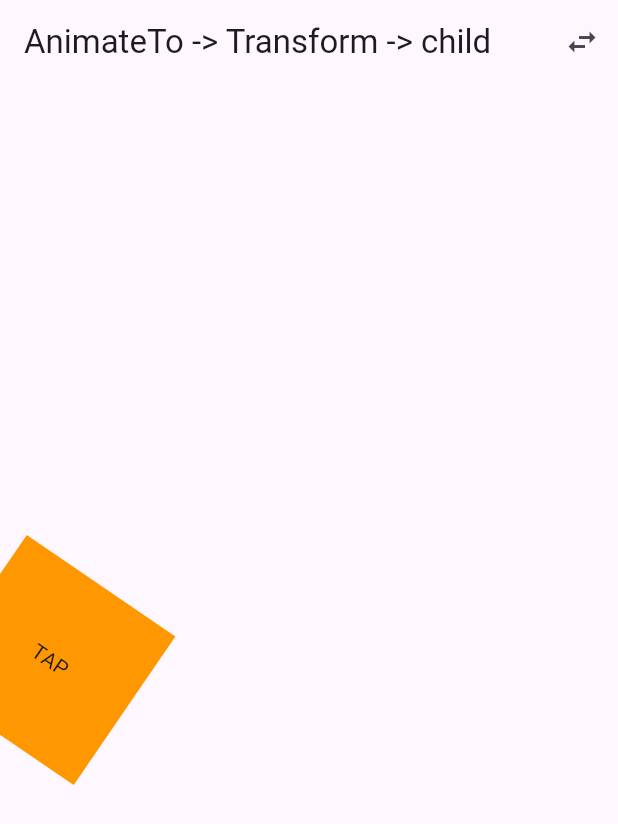
After one commit to chooyan-eng/animated_to, a Flutter app: the Demo screen opened directly, after a tap on the "swap horiz" icon, on a phone screen of 412 x 824 dp. The commit adds this screen. Shown: the top 824 px of the screen. Run offline on Flutter 3.47's test engine with Material 3 defaults, Android fonts, the phone set to English and light mode, and no system bars; missing offline and left inert: motor.

Commit message:
feat: check for hit ignoring ancestors

```diff
--- /dev/null
+++ b/example/lib/playground.dart
@@ -0,0 +1,194 @@
+import 'package:flutter/material.dart';
+import 'package:animated_to/animated_to.dart';
+
+void main() => runApp(const MaterialApp(home: Demo()));
+
+class Demo extends StatefulWidget {
+  const Demo({super.key});
+  @override
+  State<Demo> createState() => _DemoState();
+}
+
+class RoundClip extends CustomClipper<Rect> {
+  @override
+  Rect getClip(Size size) {
+    // Clip to only show the left 60px (half the width)
+    return Rect.fromLTWH(0, 0, 60, size.height);
+  }
+
+  @override
+  bool shouldReclip(RoundClip oldClipper) => false;
+}
+
+class _DemoState extends State<Demo> {
+  int idx = 0;
+
+  static const labels = [
+    'Boundary -> AnimateTo -> Transform -> child',
+    'AnimateTo -> Transform -> child',
+    'Boundary -> Transform -> AnimateTo -> child',
+    'Transform -> Boundary -> AnimateTo -> child',
+    'Boundary -> IgnorePointer(ignoring) -> AnimatedTo -> child',
+    'Boundary -> AbsorbPointer(absorbing) -> AnimatedTo -> child',
+    'Boundary -> ClipRect -> AnimatedTo -> child',
+    'Flutter: TweenAnimationBuilder -> Transform -> child',
+  ];
+
+  @override
+  Widget build(BuildContext context) {
+    final child = GestureDetector(
+      onTap: () => debugPrint('TAP!'),
+      child: Container(
+        width: 120,
+        height: 120,
+        color: Colors.orange,
+        alignment: Alignment.center,
+        child: const Text('TAP'),
+      ),
+    );
+
+    Widget makeCase(int i) {
+      switch (i) {
+        case 0:
+          return AnimatedToBoundary(
+            hitTestOverflow: true,
+            child: AnimatedTo.curve(
+              hitTestOverflow: true,
+              globalKey: GlobalKey(),
+              curve: Curves.linear,
+              duration: const Duration(seconds: 8),
+              slidingFrom: const Offset(-200, 0),
+              child: Transform.rotate(
+                transformHitTests: true,
+                angle: 0.6,
+                child: child,
+              ),
+            ),
+          );
+        case 1:
+          return AnimatedTo.curve(
+            hitTestOverflow: true,
+            globalKey: GlobalKey(),
+            curve: Curves.linear,
+            duration: const Duration(seconds: 8),
+            slidingFrom: const Offset(-200, 0),
+            child: Transform.rotate(
+                transformHitTests: true, angle: 0.6, child: child),
+          );
+        case 2:
+          return AnimatedToBoundary(
+            hitTestOverflow: true,
+            child: Transform.rotate(
+              transformHitTests: true,
+              angle: 0.6,
+              child: AnimatedTo.curve(
+                hitTestOverflow: true,
+                globalKey: GlobalKey(),
+                curve: Curves.linear,
+                duration: const Duration(seconds: 8),
+                slidingFrom: const Offset(-200, 0),
+                child: child,
+              ),
+            ),
+          );
+        case 3:
+          return Transform.rotate(
+            transformHitTests: true,
+            angle: 0.6,
+            child: AnimatedToBoundary(
+              hitTestOverflow: true,
+              child: AnimatedTo.curve(
+                hitTestOverflow: true,
+                globalKey: GlobalKey(),
+                curve: Curves.linear,
+                duration: const Duration(seconds: 8),
+                slidingFrom: const Offset(-200, 0),
+                child: child,
+              ),
+            ),
+          );
+
+        case 4:
+          return AnimatedToBoundary(
+            hitTestOverflow: true,
+            child: IgnorePointer(
+              ignoring: true,
+              child: AnimatedTo.curve(
+                hitTestOverflow: true,
+                globalKey: GlobalKey(),
+                curve: Curves.linear,
+                duration: const Duration(seconds: 8),
+                slidingFrom: const Offset(-200, 0),
+                child: child,
+              ),
+            ),
+          );
+        case 5:
+          return AnimatedToBoundary(
+            hitTestOverflow: true,
+            child: AbsorbPointer(
+              absorbing: true,
+              child: AnimatedTo.curve(
+                hitTestOverflow: true,
+                globalKey: GlobalKey(),
+                curve: Curves.linear,
+                duration: const Duration(seconds: 8),
+                slidingFrom: const Offset(-200, 0),
+                child: child,
+              ),
+            ),
+          );
+        case 6:
+          return AnimatedToBoundary(
+            hitTestOverflow: true,
+            child: Center(
+              child: SizedBox(
+                width: 120,
+                height: 120,
+                child: AnimatedTo.curve(
+                  hitTestOverflow: true,
+                  globalKey: GlobalKey(),
+                  curve: Curves.linear,
+                  duration: const Duration(seconds: 8),
+                  slidingFrom: const Offset(-200, 0),
+                  child: ClipRect(
+                    clipper: RoundClip(),
+                    child: child,
+                  ),
+                ),
+              ),
+            ),
+          );
+        case 7:
+        default:
+          return TweenAnimationBuilder<Offset>(
+            tween:
+                Tween<Offset>(begin: const Offset(-200, 0), end: Offset.zero),
+            duration: const Duration(seconds: 8),
+            curve: Curves.linear,
+            child: child,
+            builder: (context, value, builtChild) {
+              return Transform.translate(
+                transformHitTests: true,
+                offset: value,
+                child: Transform.rotate(angle: 0.6, child: builtChild),
+              );
+            },
+          );
+      }
+    }
+
+    return Scaffold(
+      appBar: AppBar(
+        title: Text(labels[idx]),
+        actions: [
+          IconButton(
+            onPressed: () => setState(() => idx = (idx + 1) % labels.length),
+            icon: const Icon(Icons.swap_horiz),
+          ),
+        ],
+      ),
+      body: Center(child: makeCase(idx)),
+    );
+  }
+}
--- a/lib/src/animated_to_boundary.dart
+++ b/lib/src/animated_to_boundary.dart
@@ -136,6 +136,11 @@ class RenderAnimatedToBoundary extends RenderProxyBox {
   /// TODO(chooyan-eng): consider z-order, but how?
   @override
   bool hitTest(BoxHitTestResult result, {required Offset position}) {
+    // During animation we cannot use normal hit testing because the pointer
+    // must be evaluated at the animated (visual) position, not the layout
+    // position. We therefore short-circuit to animating widgets and perform
+    // a manual ancestor gate (pointer blockers / bounds / clips).
+    final globalPosition = localToGlobal(position);
     _animatingWidgets.removeWhere(
       (renderObject) =>
           !renderObject.attached ||
@@ -144,6 +149,11 @@ class RenderAnimatedToBoundary extends RenderProxyBox {
     );
 
     bool hitTestWidget(RenderAnimatedTo animatingWidget) {
+      // Recreate the ancestor "should this hit reach me?" gate since we are
+      // bypassing the normal top-down hit test traversal.
+      if (!_ancestorsAllowHit(animatingWidget, globalPosition)) {
+        return false;
+      }
       final transform = animatingWidget.currentAnimatedTransform!;
       // Use addWithPaintTransform instead of addWithPaintOffset to properly
       // handle rotations, scales, and other transforms between the boundary
@@ -182,6 +192,31 @@ class RenderAnimatedToBoundary extends RenderProxyBox {
       return false;
     }
     return super.hitTest(result, position: position);
+  }
+
+  bool _ancestorsAllowHit(RenderObject leaf, Offset globalPosition) {
+    // Walk from the animated widget up to this boundary and apply the key
+    // hit-test rules that would normally be enforced by ancestors.
+    //
+    // TODO(jesper): we intentionally skip ancestor bounds/clip checks
+    // here. During animation the widget is visually offset from its layout
+    // position, so those checks run in layout space and would reject valid
+    // visual hits. If we ever reintroduce them, we need to evaluate against
+    // the animated transform (not the layout transform).
+    RenderObject? ancestor = leaf.parent;
+    while (ancestor != null && ancestor != this) {
+      if (ancestor is RenderIgnorePointer && ancestor.ignoring) {
+        return false;
+      }
+      if (ancestor is RenderAbsorbPointer && ancestor.absorbing) {
+        return false;
+      }
+      if (ancestor is RenderOffstage && ancestor.offstage) {
+        return false;
+      }
+      ancestor = ancestor.parent;
+    }
+    return true;
   }
 
   void _addAncestorHitTestEntries(
```
